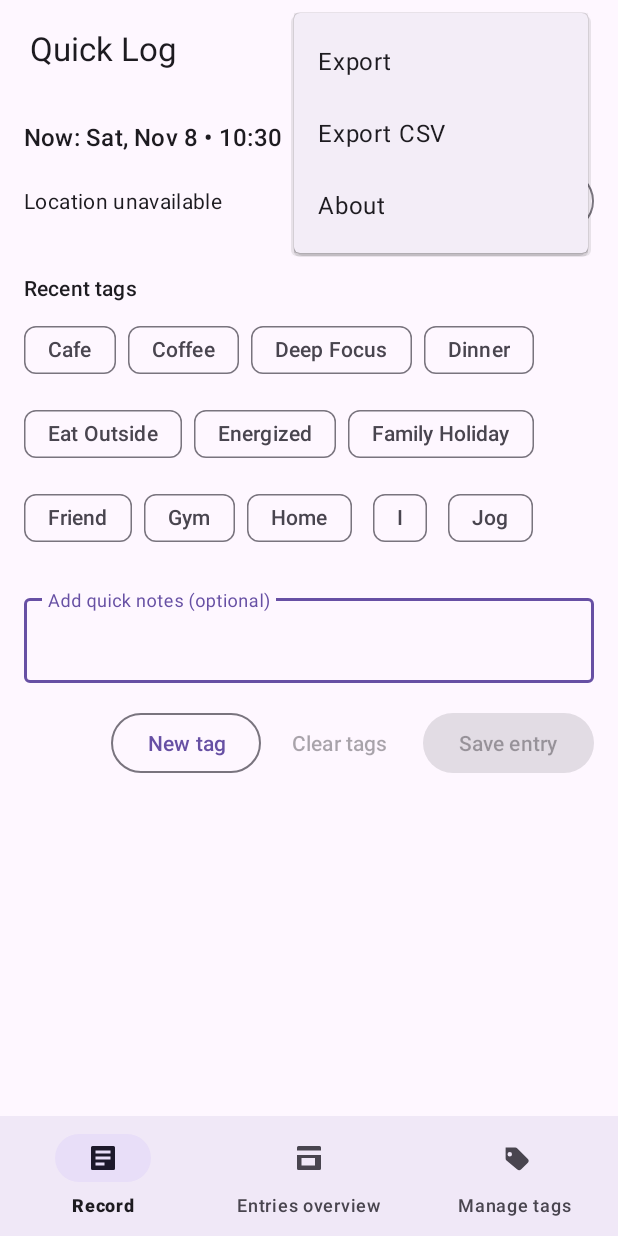
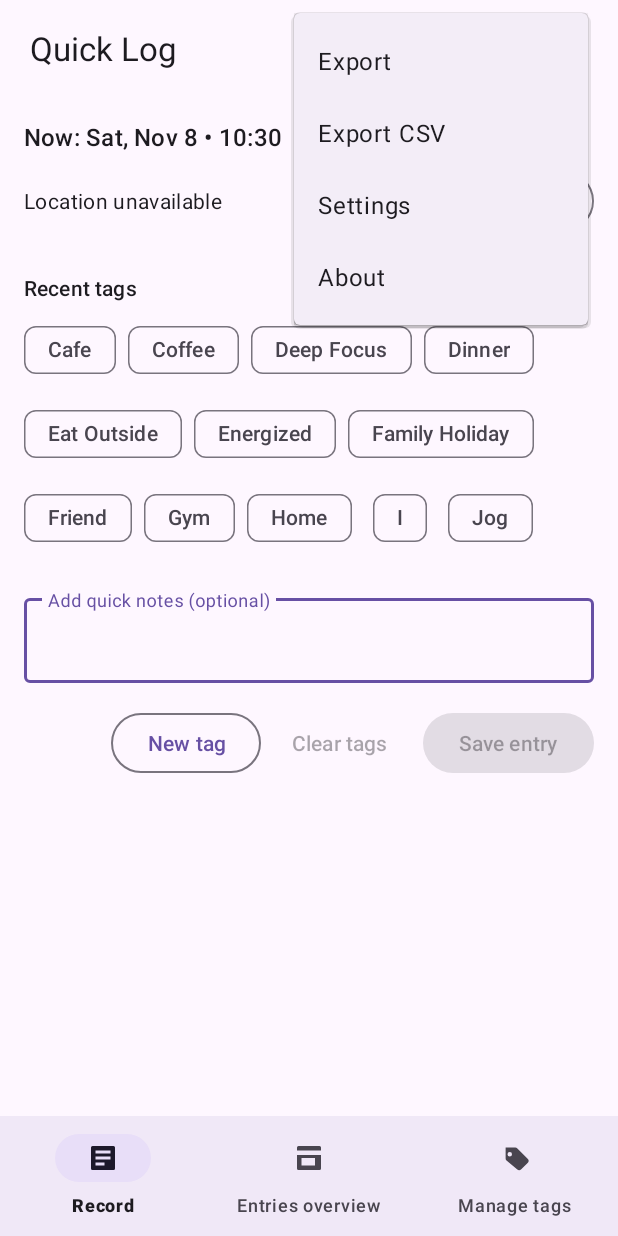
Before and after one commit to cmwen/min-quick-log-app, an Android app: the screen it shows after launch (MainActivity), with the options menu open, on a phone screen of 412 x 824 dp. Run offline under Robolectric (Android 15) with nearby library versions, the phone set to English and light mode, and no system bars; our stand-ins replace Room's generated code.

Commit message:
Enable entry editing, theme settings, and refreshed icons

```diff
--- a/app/src/main/AndroidManifest.xml
+++ b/app/src/main/AndroidManifest.xml
@@ -27,6 +27,10 @@
         <activity
             android:name="com.example.minandroidapp.ui.entries.EntriesOverviewActivity"
             android:exported="false" />
+
+        <activity
+            android:name="com.example.minandroidapp.settings.SettingsActivity"
+            android:exported="false" />
     </application>
 
 </manifest>
--- a/app/src/main/java/com/example/minandroidapp/MainActivity.kt
+++ b/app/src/main/java/com/example/minandroidapp/MainActivity.kt
@@ -22,6 +22,8 @@ import com.example.minandroidapp.model.EntryLocation
 import com.example.minandroidapp.model.LogEntry
 import com.example.minandroidapp.model.LogTag
 import com.example.minandroidapp.model.QuickLogEvent
+import com.example.minandroidapp.settings.SettingsActivity
+import com.example.minandroidapp.settings.ThemeManager
 import com.example.minandroidapp.ui.QuickLogViewModel
 import com.example.minandroidapp.ui.entries.EntriesOverviewActivity
 import com.example.minandroidapp.ui.tag.TagManagerActivity
@@ -60,6 +62,7 @@ class MainActivity : AppCompatActivity() {
         .withZone(ZoneId.systemDefault())
 
     override fun onCreate(savedInstanceState: Bundle?) {
+        ThemeManager.applySavedTheme(this)
         super.onCreate(savedInstanceState)
         binding = ActivityMainBinding.inflate(layoutInflater)
         setContentView(binding.root)
@@ -73,6 +76,7 @@ class MainActivity : AppCompatActivity() {
         bindViewModel()
 
         maybeFetchLocationOnStart()
+        handleEditIntent(intent)
     }
 
     private fun setupInputs() {
@@ -136,8 +140,17 @@ class MainActivity : AppCompatActivity() {
             R.id.action_about -> {
                 showAboutDialog(); true
             }
+            R.id.action_settings -> {
+                startActivity(Intent(this, SettingsActivity::class.java))
+                true
+            }
             else -> super.onOptionsItemSelected(item)
         }
+    }
+
+    override fun onNewIntent(intent: Intent) {
+        super.onNewIntent(intent)
+        handleEditIntent(intent)
     }
 
     private fun bindViewModel() {
@@ -357,6 +370,14 @@ class MainActivity : AppCompatActivity() {
             .show()
     }
 
+    private fun handleEditIntent(intent: Intent) {
+        val entryId = intent.getLongExtra(EXTRA_EDIT_ENTRY_ID, -1L)
+        if (entryId != -1L) {
+            viewModel.beginEditing(entryId)
+            binding.bottomNav.selectedItemId = R.id.nav_record
+        }
+    }
+
     private fun showCreateTagDialog() {
         val dialogView = layoutInflater.inflate(R.layout.dialog_create_tag, null)
         val input = dialogView.findViewById<TextInputEditText>(R.id.newTagInput)
@@ -377,4 +398,8 @@ class MainActivity : AppCompatActivity() {
     private fun showMessage(message: String) {
         Snackbar.make(binding.root, message, Snackbar.LENGTH_LONG).show()
     }
+
+    companion object {
+        const val EXTRA_EDIT_ENTRY_ID = "extra_edit_entry_id"
+    }
 }
--- /dev/null
+++ b/app/src/main/java/com/example/minandroidapp/settings/ThemeManager.kt
@@ -0,0 +1,35 @@
+package com.example.minandroidapp.settings
+
+import android.content.Context
+import androidx.appcompat.app.AppCompatDelegate
+
+object ThemeManager {
+    private const val PREFS = "quick_log_prefs"
+    private const val KEY_THEME = "theme_mode"
+
+    enum class ThemeOption(val delegateMode: Int) {
+        SYSTEM(AppCompatDelegate.MODE_NIGHT_FOLLOW_SYSTEM),
+        LIGHT(AppCompatDelegate.MODE_NIGHT_NO),
+        DARK(AppCompatDelegate.MODE_NIGHT_YES),
+    }
+
+    fun applySavedTheme(context: Context) {
+        val option = getSavedOption(context)
+        AppCompatDelegate.setDefaultNightMode(option.delegateMode)
+    }
+
+    fun updateTheme(context: Context, option: ThemeOption) {
+        context.getSharedPreferences(PREFS, Context.MODE_PRIVATE)
+            .edit()
+            .putString(KEY_THEME, option.name)
+            .apply()
+        AppCompatDelegate.setDefaultNightMode(option.delegateMode)
+    }
+
+    fun getSavedOption(context: Context): ThemeOption {
+        val value = context.getSharedPreferences(PREFS, Context.MODE_PRIVATE)
+            .getString(KEY_THEME, ThemeOption.SYSTEM.name)
+        return runCatching { ThemeOption.valueOf(value ?: ThemeOption.SYSTEM.name) }
+            .getOrDefault(ThemeOption.SYSTEM)
+    }
+}
--- a/app/src/main/java/com/example/minandroidapp/ui/entries/SimpleEntriesFragment.kt
+++ b/app/src/main/java/com/example/minandroidapp/ui/entries/SimpleEntriesFragment.kt
@@ -33,10 +33,10 @@ class SimpleEntriesFragment : Fragment() {
     }
 
     override fun onViewCreated(view: View, savedInstanceState: Bundle?) {
-        val shareHost = activity as? EntryShareHandler
+        val actionHost = activity as? EntryActionHandler
         adapter = EntriesListAdapter(
-            onEntryClicked = {},
-            onShareClicked = { entry -> shareHost?.onShareEntry(entry) },
+            onEntryClicked = { entry -> actionHost?.onEditEntry(entry) },
+            onShareClicked = { entry -> actionHost?.onShareEntry(entry) },
         )
         binding.entriesList.layoutManager = LinearLayoutManager(requireContext())
         binding.entriesList.adapter = adapter
--- a/app/src/main/java/com/example/minandroidapp/ui/tag/TagManagerActivity.kt
+++ b/app/src/main/java/com/example/minandroidapp/ui/tag/TagManagerActivity.kt
@@ -15,6 +15,7 @@ import com.example.minandroidapp.data.db.LogDatabase
 import com.example.minandroidapp.databinding.ActivityTagManagerBinding
 import com.example.minandroidapp.model.TagRelations
 import com.example.minandroidapp.ui.entries.EntriesOverviewActivity
+import com.example.minandroidapp.settings.ThemeManager
 import com.google.android.material.dialog.MaterialAlertDialogBuilder
 import com.google.android.material.snackbar.Snackbar
 import kotlinx.coroutines.launch
@@ -45,6 +46,7 @@ class TagManagerActivity : AppCompatActivity() {
     }
 
     override fun onCreate(savedInstanceState: Bundle?) {
+        ThemeManager.applySavedTheme(this)
         super.onCreate(savedInstanceState)
         binding = ActivityTagManagerBinding.inflate(layoutInflater)
         setContentView(binding.root)
--- /dev/null
+++ b/app/src/main/res/drawable/ic_settings.xml
@@ -0,0 +1,10 @@
+<?xml version="1.0" encoding="utf-8"?>
+<vector xmlns:android="http://schemas.android.com/apk/res/android"
+    android:width="24dp"
+    android:height="24dp"
+    android:viewportWidth="24"
+    android:viewportHeight="24">
+    <path
+        android:fillColor="?attr/colorOnSurface"
+        android:pathData="M12,8a4,4 0 1,0 4,4a4,4 0 0,0 -4,-4zm9.4,4.5a7.76,7.76 0 0,0 0,-1l2.1,-1.63a0.5,0.5 0 0,0 0.12,-0.65l-2,-3.46a0.5,0.5 0 0,0 -0.6,-0.22l-2.49,1a8.06,8.06 0 0,0 -1.73,-1l-0.38,-2.65A0.5,0.5 0 0,0 16.42,3h-4.84a0.5,0.5 0 0,0 -0.5,0.42l-0.38,2.65a8.06,8.06 0 0,0 -1.73,1l-2.49,-1a0.5,0.5 0 0,0 -0.6,0.22l-2,3.46a0.5,0.5 0 0,0 0.12,0.65l2.1,1.63a7.76,7.76 0 0,0 0,1l-2.1,1.63a0.5,0.5 0 0,0 -0.12,0.65l2,3.46a0.5,0.5 0 0,0 0.6,0.22l2.49,-1a8.06,8.06 0 0,0 1.73,1l0.38,2.65a0.5,0.5 0 0,0 0.5,0.42h4.84a0.5,0.5 0 0,0 0.5,-0.42l0.38,-2.65a8.06,8.06 0 0,0 1.73,-1l2.49,1a0.5,0.5 0 0,0 0.6,-0.22l2,-3.46a0.5,0.5 0 0,0 -0.12,-0.65z" />
+</vector>
--- a/app/src/main/res/drawable/ic_share.xml
+++ b/app/src/main/res/drawable/ic_share.xml
@@ -5,9 +5,6 @@
     android:viewportWidth="24"
     android:viewportHeight="24">
     <path
-        android:fillColor="@android:color/transparent"
-        android:pathData="M0,0h24v24h-24z" />
-    <path
         android:fillColor="?attr/colorOnSurface"
-        android:pathData="M14,4a3,3 0 1,1 2.83,4H14v-4zm0,12v4a3,3 0 1,0 2.83,-4H14zm-4,-8H7.17A3,3 0 1,1 4,8h6V4zm0,8H4a3,3 0 1,0 3.17,4H10v-4zm1,-6h2v4h-2z" />
+        android:pathData="M18,16.08a3,3 0 0,0 -2.24,1.05l-7.13,-3.56a3.12,3.12 0 0,0 0,-1.14l7.13,-3.56A3,3 0 1,0 15,6a3,3 0 0,0 0.06,0.58l-7.14,3.56a3,3 0 1,0 0,4.72l7.14,3.56A3,3 0 1,0 18,16.08Z" />
 </vector>
--- a/app/src/main/res/menu/menu_toolbar_actions.xml
+++ b/app/src/main/res/menu/menu_toolbar_actions.xml
@@ -27,6 +27,12 @@
         app:showAsAction="ifRoom" />
 
     <item
+        android:id="@+id/action_settings"
+        android:icon="@drawable/ic_settings"
+        android:title="@string/settings"
+        app:showAsAction="ifRoom" />
+
+    <item
         android:id="@+id/action_about"
         android:icon="@drawable/ic_info"
         android:title="@string/about_app"
--- a/app/src/main/res/values/strings.xml
+++ b/app/src/main/res/values/strings.xml
@@ -53,4 +53,9 @@
     <string name="import_tags_success">Imported %1$d tags</string>
     <string name="import_tags_failure">Unable to import tags</string>
     <string name="export_tags_success">Tags exported</string>
+    <string name="settings">Settings</string>
+    <string name="theme">Theme</string>
+    <string name="theme_system">Follow system</string>
+    <string name="theme_light">Light</string>
+    <string name="theme_dark">Dark</string>
 </resources>
```
Also changed, not shown: app/src/main/java/com/example/minandroidapp/settings/SettingsActivity.kt (added, +38 -0 lines), app/src/main/java/com/example/minandroidapp/ui/entries/EntriesOverviewActivity.kt (+15 -4 lines), app/src/main/java/com/example/minandroidapp/ui/entries/EntriesOverviewViewModel.kt (+22 -0 lines), app/src/main/res/layout/activity_settings.xml (added, +54 -0 lines), 1 other file.
